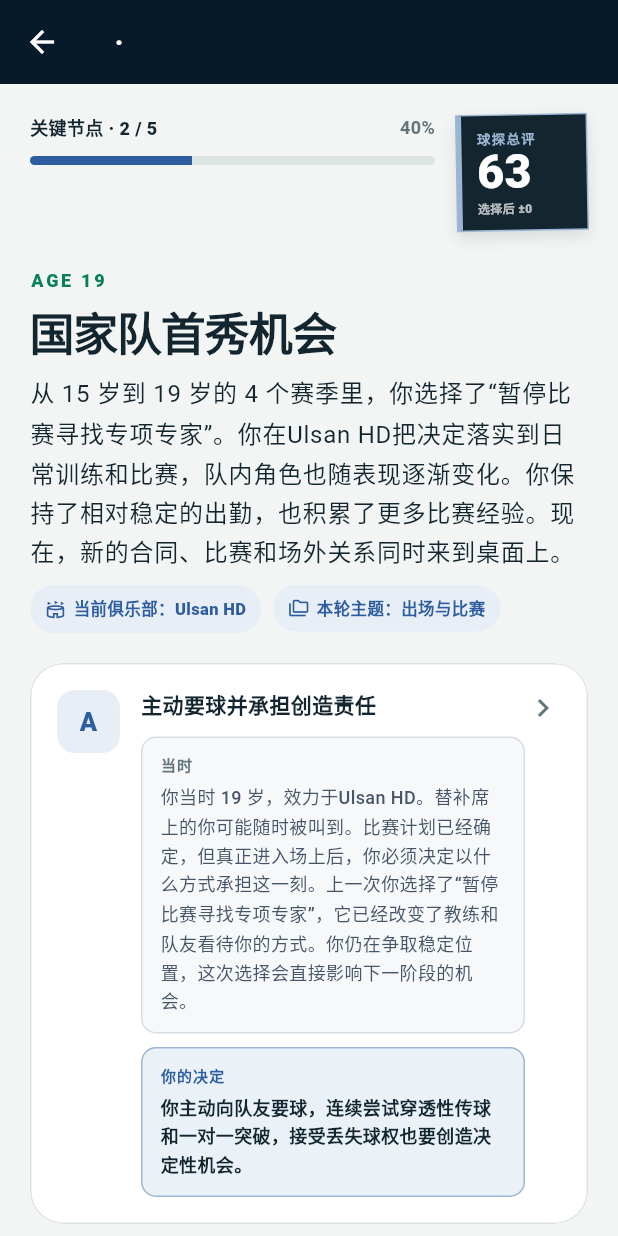
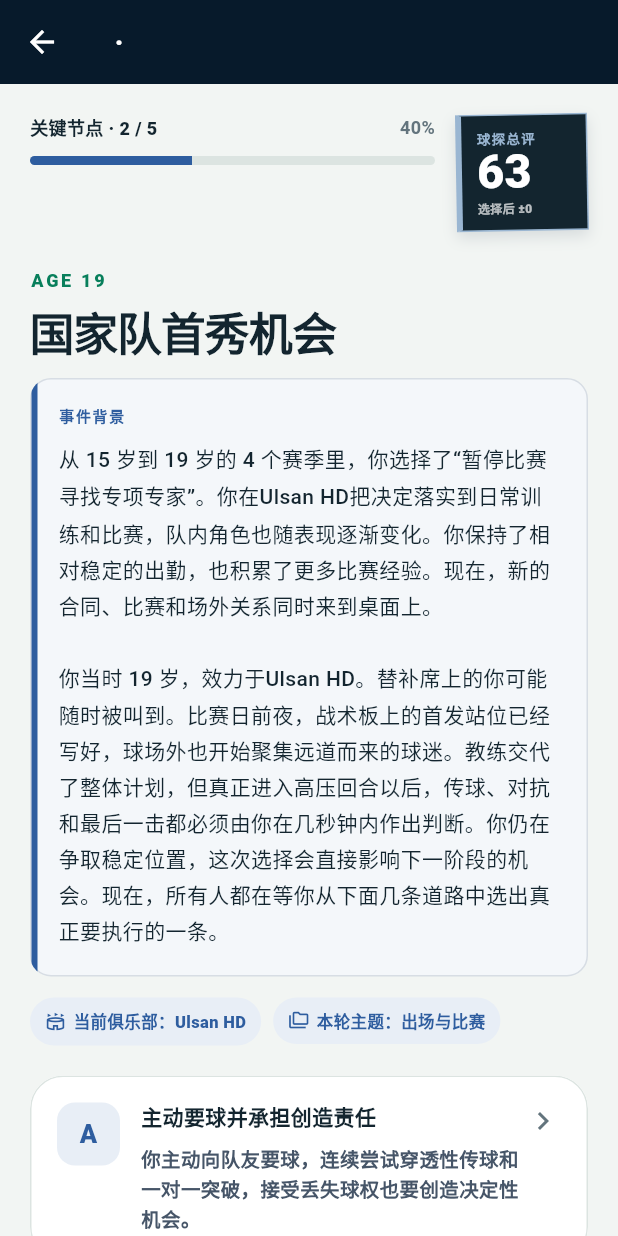
Before and after one commit to AullChen/player-simulator, a Flutter app: the LifeModeScreen screen opened directly with empty values, after a tap on an icon or button, on a phone screen of 412 x 824 dp. Run offline on Flutter 3.47's test engine with Material 3 defaults, Android fonts, the phone set to English and light mode, and no system bars; our stand-ins replace shared_preferences; missing offline and left inert: dart:html; accounts and stored records are empty.

Commit message:
feat: enrich life stories and trophy records

```diff
--- a/lib/data/probability_sources.dart
+++ b/lib/data/probability_sources.dart
@@ -19,7 +19,7 @@ class ProbabilitySource {
 }
 
 abstract final class ProbabilitySources {
-  static const dataVersion = '2026.07-public-v6';
+  static const dataVersion = '2026.07-public-v7';
 
   static const sources = <ProbabilitySource>[
     ProbabilitySource(
@@ -101,6 +101,15 @@ abstract final class ProbabilitySources {
       appliedTo: ['随机长度模式的伤病、高龄与其他退役原因权重'],
     ),
     ProbabilitySource(
+      id: 'professional-football-career-longevity-2025',
+      title: 'Establishing normal career longevity in professional footballers',
+      publisher: 'Knee Surgery, Sports Traumatology, Arthroscopy',
+      publishedYear: 2025,
+      scope: '4,117 名英格兰前四级联赛男子球员；外场球员平均生涯 11.6 年、门将 12.4 年，高水平与国家队球员生涯更长',
+      url: 'https://pmc.ncbi.nlm.nih.gov/articles/PMC12392379/',
+      appliedTo: ['30 岁前开放生涯退役基准', '能力与职业长度的关系'],
+    ),
+    ProbabilitySource(
       id: 'fifpro-global-employment-report-2016',
       title: 'FIFPRO Global Employment Report 2016',
       publisher: 'FIFPRO',
@@ -167,6 +176,11 @@ abstract final class ProbabilitySources {
   static const severeOffPitchAccidentProxyPerYear =
       professionalMortalityPerPlayerYear * professionalMortalityAccidentShare;
 
+  // Product calibration: younger elite prospects should usually continue.
+  // This multiplier applies after health, workload and action modifiers, while
+  // preserving a non-zero chance of serious injury or other career endings.
+  static const under30RetirementRiskScale = 0.48;
+
   // FIFPRO describes retirement in the early thirties rather than publishing
   // a single global mean. Age 33 is therefore a transparent product anchor:
   // voluntary retirement choices may appear only after this age.
--- a/lib/screens/life_mode_screen.dart
+++ b/lib/screens/life_mode_screen.dart
@@ -123,12 +123,9 @@ class _CareerStage extends StatelessWidget {
           context.tr(stage.titleZh, stage.titleEn),
           style: Theme.of(context).textTheme.displaySmall,
         ),
-        const SizedBox(height: 10),
-        Text(
-          context.tr(stage.contextZh, stage.contextEn),
-          style: Theme.of(context).textTheme.bodyLarge,
-        ),
-        const SizedBox(height: 10),
+        const SizedBox(height: 14),
+        _EventStoryPanel(text: context.tr(stage.contextZh, stage.contextEn)),
+        const SizedBox(height: 14),
         Wrap(
           spacing: 8,
           runSpacing: 8,
@@ -377,6 +374,7 @@ class _ChoiceCard extends StatelessWidget {
       child: Card(
         clipBehavior: Clip.antiAlias,
         child: InkWell(
+          key: ValueKey('life-choice-$index'),
           onTap: onTap,
           child: Padding(
             padding: const EdgeInsets.all(18),
@@ -413,19 +411,15 @@ class _ChoiceCard extends StatelessWidget {
                           height: 1.35,
                         ),
                       ),
-                      const SizedBox(height: 12),
-                      _StoryBeat(
-                        label: context.tr('当时', 'Situation'),
-                        text: context.tr(
-                          choice.backgroundZh,
-                          choice.backgroundEn,
+                      const SizedBox(height: 8),
+                      Text(
+                        context.tr(choice.decisionZh, choice.decisionEn),
+                        style: const TextStyle(
+                          color: Color(0xFF465568),
+                          fontSize: 13,
+                          fontWeight: FontWeight.w600,
+                          height: 1.55,
                         ),
-                      ),
-                      const SizedBox(height: 9),
-                      _StoryBeat(
-                        label: context.tr('你的决定', 'Your decision'),
-                        text: context.tr(choice.decisionZh, choice.decisionEn),
-                        emphasized: true,
                       ),
                     ],
                   ),
@@ -440,52 +434,57 @@ class _ChoiceCard extends StatelessWidget {
   }
 }
 
-class _StoryBeat extends StatelessWidget {
-  const _StoryBeat({
-    required this.label,
-    required this.text,
-    this.emphasized = false,
-  });
+class _EventStoryPanel extends StatelessWidget {
+  const _EventStoryPanel({required this.text});
 
-  final String label;
   final String text;
-  final bool emphasized;
 
   @override
   Widget build(BuildContext context) {
     return Container(
       width: double.infinity,
-      padding: const EdgeInsets.fromLTRB(12, 10, 12, 11),
       decoration: BoxDecoration(
-        color: emphasized ? const Color(0xFFEAF2F8) : const Color(0xFFF7F8FA),
-        borderRadius: BorderRadius.circular(10),
-        border: Border.all(
-          color: emphasized ? const Color(0xFF9AB6D2) : const Color(0xFFD7DDE4),
+        color: const Color(0xFFF4F7FA),
+        borderRadius: BorderRadius.circular(14),
+        border: Border.all(color: const Color(0xFFD7DDE4)),
       ),
-      ),
+      clipBehavior: Clip.antiAlias,
+      child: IntrinsicHeight(
+        child: Row(
+          crossAxisAlignment: CrossAxisAlignment.stretch,
+          children: [
+            Container(width: 4, color: const Color(0xFF2E5D9F)),
+            Expanded(
+              child: Padding(
+                padding: const EdgeInsets.fromLTRB(14, 16, 18, 18),
                 child: Column(
                   crossAxisAlignment: CrossAxisAlignment.start,
                   children: [
                     Text(
-            label,
-            style: TextStyle(
-              color: emphasized ? const Color(0xFF2E5D9F) : AppColors.muted,
+                      context.tr('事件背景', 'EVENT CONTEXT'),
+                      style: const TextStyle(
+                        color: Color(0xFF2E5D9F),
                         fontSize: 10,
                         fontWeight: FontWeight.w900,
-              letterSpacing: 0.7,
+                        letterSpacing: 1.1,
                       ),
                     ),
-          const SizedBox(height: 4),
+                    const SizedBox(height: 8),
                     Text(
                       text,
-            style: TextStyle(
-              color: emphasized ? AppColors.ink : const Color(0xFF465568),
-              fontSize: 12,
-              fontWeight: emphasized ? FontWeight.w700 : FontWeight.w500,
-              height: 1.55,
+                      style: const TextStyle(
+                        color: AppColors.ink,
+                        fontSize: 14,
+                        fontWeight: FontWeight.w500,
+                        height: 1.72,
                       ),
                     ),
                   ],
+                ),
+              ),
+            ),
+          ],
+        ),
       ),
     );
   }
--- a/lib/services/life_simulator.dart
+++ b/lib/services/life_simulator.dart
@@ -117,8 +117,6 @@ class LifeChoice {
     required this.theme,
     required this.titleZh,
     required this.titleEn,
-    required this.backgroundZh,
-    required this.backgroundEn,
     required this.decisionZh,
     required this.decisionEn,
     required this.retirementProbability,
@@ -134,8 +132,6 @@ class LifeChoice {
   final LifeEventTheme theme;
   final String titleZh;
   final String titleEn;
-  final String backgroundZh;
-  final String backgroundEn;
   final String decisionZh;
   final String decisionEn;
   final double retirementProbability;
@@ -271,6 +267,7 @@ class LifeSimulator {
   final List<LifeDecision> decisions = [];
   final List<TransferRecord> _transfers = [];
   final List<InjurySpell> _injuries = [];
+  final List<_LifeChampionship> _championships = [];
   final List<_LifeCheckpoint> _checkpoints = [];
 
   late PlayerAttributes attributes;
@@ -402,6 +399,7 @@ class LifeSimulator {
     }
     if (choice.actionId != 'voluntary_retirement') {
       _maybeRecordInjury(stage, choice);
+      _maybeRecordChampionships(stage, choice);
     }
     decisions.add(
       LifeDecision(stage: stage, choice: choice, club: _currentClub.name),
@@ -427,7 +425,7 @@ class LifeSimulator {
         club: _currentClub.name,
         attributes: attributes,
         overallRating: overallRating,
-        eventZh: choice.titleZh,
+        eventZh: _eventWithChampionships(stage.age, choice.titleZh),
       ),
     );
 
@@ -457,7 +455,10 @@ class LifeSimulator {
         CareerChapter(
           age: decisions[index].stage.age,
           club: decisions[index].club,
-          event: decisions[index].choice.titleZh,
+          event: _eventWithChampionships(
+            decisions[index].stage.age,
+            decisions[index].choice.titleZh,
+          ),
           rating: _chapterRating(index, initialRating, peakRating),
         ),
     ];
@@ -484,7 +485,6 @@ class LifeSimulator {
     final nationalCaps = reputation < 48
         ? 0
         : min(careerYears * 12, ((reputation - 43) * 1.9).round());
-    final championships = max(0, (reputation + peakRating - 115) ~/ 12);
     final totalFees = _transfers.fold<double>(
       0,
       (total, transfer) => total + transfer.feeMillions,
@@ -508,7 +508,7 @@ class LifeSimulator {
       transferCount: _transfers.length,
       totalTransferFeeMillions: double.parse(totalFees.toStringAsFixed(1)),
       championships: [
-        for (var index = 0; index < championships; index++) '重要赛事冠军 ×1',
+        for (final championship in _championships) championship.labelZh,
       ],
       personalHonors: [
         if (reputation >= 65) '联赛最佳阵容',
@@ -645,8 +645,8 @@ class LifeSimulator {
       scenarioId: scenario.id,
       titleZh: scenario.titleZh,
       titleEn: scenario.titleEn,
-      contextZh: _stageContextZh(index, age),
-      contextEn: _stageContextEn(index, age),
+      contextZh: _eventBackgroundZh(index, age, scenario),
+      contextEn: _eventBackgroundEn(index, age, scenario),
       candidatePoolSize: raw.length,
       eligiblePoolSize: eligible.length,
       choices: [
@@ -657,8 +657,6 @@ class LifeSimulator {
             theme: candidate.scenario.theme,
             titleZh: _choiceTitleZh(candidate),
             titleEn: _choiceTitleEn(candidate),
-            backgroundZh: _choiceBackgroundZh(candidate, age),
-            backgroundEn: _choiceBackgroundEn(candidate, age),
             decisionZh: _decisionStoryZh(candidate),
             decisionEn: _decisionStoryEn(candidate),
             retirementProbability: _retirementProbabilityForAction(
@@ -744,18 +742,24 @@ class LifeSimulator {
     return summary;
   }
 
-  String _choiceBackgroundZh(LifeCandidate candidate, int age) {
-    final stakes = switch (candidate.scenario.theme) {
-      LifeEventTheme.training => '教练组只给出一个训练周期来检验改变，下一阶段的定位取决于你如何使用这段时间。',
-      LifeEventTheme.health => '队医、教练和你对风险的判断并不一致，眼前的出场机会与长期恢复发生了冲突。',
-      LifeEventTheme.club => '合同、出场顺位和外部报价同时摆到桌面上，经纪人要求你在窗口关闭前作出明确答复。',
-      LifeEventTheme.match => '比赛计划已经确定，但真正进入场上后，你必须决定以什么方式承担这一刻。',
-      LifeEventTheme.publicLife => '场外的回应会被队友、俱乐部和公众同时看见，也会改变接下来彼此合作的方式。',
+  String _eventBackgroundZh(int index, int age, LifeScenarioSeed scenario) {
+    final scene = switch (scenario.theme) {
+      LifeEventTheme.training =>
+        '清晨的录像室里还留着上一场比赛的剪辑，训练场边已经摆好额外器材。助理教练把未来几周的计划摊开，'
+            '说明一线队只会用一个训练周期检验改变，下一阶段的定位取决于你怎样分配训练与恢复。',
+      LifeEventTheme.health =>
+        '训练结束后，队医把检查影像、疼痛反馈和接下来的赛程放在同一张桌上。医疗组、教练和你对风险的判断并不一致，'
+            '周末的名单近在眼前，眼前的出场机会与几个月后的身体状态发生了正面冲突。',
+      LifeEventTheme.club =>
+        '转会窗口进入倒计时，训练基地楼上的会议室连续亮了几个晚上。合同年限、出场顺位和外部报价同时摆到桌面上，'
+            '教练强调球队计划，经纪人则要求你在窗口关闭前给出一份不会被误解的明确答复。',
+      LifeEventTheme.match =>
+        '比赛日前夜，战术板上的首发站位已经写好，球场外也开始聚集远道而来的球迷。教练交代了整体计划，'
+            '但真正进入高压回合以后，传球、对抗和最后一击都必须由你在几秒钟内作出判断。',
+      LifeEventTheme.publicLife =>
+        '第二天的训练尚未开始，采访邀约、队内消息和社交媒体讨论已经一起涌来。更衣室里有人等你解释，俱乐部公关也准备好了口径，'
+            '而你的回应会被队友、管理层和公众同时看见，并改变接下来彼此合作的方式。',
     };
-    final continuity = decisions.isEmpty
-        ? '这是你进入一线队后第一次必须亲自签字确认的决定。'
-        : '上一次你选择了“${decisions.last.choice.titleZh}”，'
-              '它已经改变了教练和队友看待你的方式。';
     final status = switch ((overallRating, age, _injuries.isNotEmpty)) {
       (>= 85, _, _) => '你正处在世界级表现区间，任何决定都会被当作核心球员的表态。',
       (>= 76, _, _) => '你已经进入主力竞争的上游，俱乐部希望你承担更多责任。',
@@ -765,33 +769,43 @@ class LifeSimulator {
         '你已经越过多数职业球员的常见退役区间，每个新赛季都需要重新评估代价。',
       _ => '你仍在争取稳定位置，这次选择会直接影响下一阶段的机会。',
     };
-    return '你当时 $age 岁，效力于${_currentClub.name}。'
-        '${candidate.scenario.contextZh}$stakes$continuity$status';
-  }
-
-  String _choiceBackgroundEn(LifeCandidate candidate, int age) {
-    final stakes = switch (candidate.scenario.theme) {
+    final recentHonor = _championships.isEmpty
+        ? ''
+        : '更衣室里仍保留着你随${_championships.last.club}赢得'
+              '${_championships.last.competition}后的记忆，但过去的冠军不会替你完成眼前的决定。';
+    return '${_stageContextZh(index, age)}\n\n'
+        '你当时 $age 岁，效力于${_currentClub.name}。${scenario.contextZh}$scene'
+        '$status$recentHonor现在，所有人都在等你从下面几条道路中选出真正要执行的一条。';
+  }
+
+  String _eventBackgroundEn(int index, int age, LifeScenarioSeed scenario) {
+    final scene = switch (scenario.theme) {
       LifeEventTheme.training =>
-        'The staff will judge the change over one training cycle, and your '
-            'next role depends on how you use it.',
+        'The previous match is still looping in the early-morning video room, '
+            'while extra equipment waits beside the training pitch. The staff '
+            'will judge any change over one training cycle, so your next role '
+            'depends on how you divide work and recovery.',
       LifeEventTheme.health =>
-        'You, the doctor and the coach read the risk differently, putting an '
-            'immediate opportunity against long-term recovery.',
+        'After training, the doctor lays scans, pain reports and the coming '
+            'fixtures on one table. You, the medical staff and the coach read '
+            'the risk differently, placing this weekend against the condition '
+            'of your body months from now.',
       LifeEventTheme.club =>
-        'Contract terms, squad order and outside interest are all on the '
-            'table, and your agent needs an answer before the window closes.',
+        'With the transfer window counting down, the meeting room above the '
+            'training ground has stayed lit for several nights. Contract terms, '
+            'squad order and outside offers are all on the table, and your agent '
+            'needs an answer that cannot be mistaken before the deadline.',
       LifeEventTheme.match =>
-        'The match plan is set, but once play begins you must decide how to '
-            'carry this moment.',
+        'On the eve of the match, the starting shape is already written on the '
+            'tactics board and travelling supporters are gathering outside. '
+            'The plan is set, but the pass, duel or final touch under pressure '
+            'will still be yours to judge in a few seconds.',
       LifeEventTheme.publicLife =>
-        'Teammates, the club and the public will all see the response, which '
-            'will shape how you work together next.',
+        'Before the next session begins, interview requests, dressing-room '
+            'messages and online debate arrive together. Teammates want an '
+            'explanation and the club has prepared its line, but everyone will '
+            'see your response and remember how you chose to handle it.',
     };
-    final continuity = decisions.isEmpty
-        ? 'This is the first first-team decision that requires your own '
-              'explicit approval.'
-        : 'Your previous choice—“${decisions.last.choice.titleEn}”—has already '
-              'changed how the staff and dressing room read your intentions.';
     final status = switch ((overallRating, age, _injuries.isNotEmpty)) {
       (>= 85, _, _) =>
         'You are performing at world-class level, so every choice is read as '
@@ -809,8 +823,16 @@ class LifeSimulator {
         'You are still fighting for a stable place, and this decision will '
             'shape the next opportunity.',
     };
-    return 'You are $age and playing for ${_currentClub.name}. '
-        '${candidate.scenario.contextEn} $stakes $continuity $status';
+    final recentHonor = _championships.isEmpty
+        ? ''
+        : ' The dressing room still remembers winning the '
+              '${_championships.last.competition} with '
+              '${_championships.last.club}, but that medal cannot make this '
+              'decision for you.';
+    return '${_stageContextEn(index, age)}\n\n'
+        'You are $age and playing for ${_currentClub.name}. '
+        '${scenario.contextEn} $scene $status$recentHonor Everyone now waits '
+        'for you to choose one course below and carry it through.';
   }
 
   String _decisionStoryZh(LifeCandidate candidate) {
@@ -1131,6 +1153,162 @@ class LifeSimulator {
     );
   }
 
+  void _maybeRecordChampionships(LifeStage stage, LifeChoice choice) {
+    if (stage.age < 17) return;
+    final clubStrength = switch (_currentClub.level) {
+      1 => 1.0,
+      2 => 0.72,
+      3 => 0.45,
+      _ => 0.18,
+    };
+    final ability = ((overallRating - 58) / 34).clamp(0.0, 1.0);
+    final reputation = ((attributes[PlayerAttribute.reputation] - 40) / 45)
+        .clamp(0.0, 1.0);
+    final season = _seasonForAge(stage.age);
+    final injuredThisSeason =
+        _injuries.isNotEmpty && _injuries.last.season == season;
+    final availability = injuredThisSeason ? 0.72 : 1.0;
+    final matchMomentum =
+        choice.theme == LifeEventTheme.match &&
+            const {'creative', 'lead', 'hero'}.contains(choice.actionId)
+        ? 0.025
+        : 0.0;
+
+    _rollChampionship(
+      age: stage.age,
+      season: season,
+      competition: _leagueCompetition(_currentClub.country),
+      probability:
+          (0.035 +
+              clubStrength * 0.29 +
+              ability * 0.09 +
+              reputation * 0.04 +
+              matchMomentum) *
+          availability,
+    );
+    _rollChampionship(
+      age: stage.age,
+      season: season,
+      competition: _cupCompetition(_currentClub.country),
+      probability:
+          (0.025 + clubStrength * 0.12 + ability * 0.055 + matchMomentum) *
+          availability,
+    );
+    if (_currentClub.level <= 3) {
+      _rollChampionship(
+        age: stage.age,
+        season: season,
+        competition: _continentalCompetition(_currentClub.country),
+        probability:
+            (0.004 +
+                clubStrength * 0.07 +
+                ability * 0.035 +
+                matchMomentum / 2) *
+            availability,
+      );
+    }
+  }
+
+  void _rollChampionship({
+    required int age,
+    required String season,
+    required String competition,
+    required double probability,
+  }) {
+    if (_random.nextDouble() >= probability.clamp(0.0, 0.55)) return;
+    final championship = _LifeChampionship(
+      age: age,
+      season: season,
+      club: _currentClub.name,
+      competition: competition,
+    );
+    if (_championships.any(
+      (item) =>
+          item.season == championship.season &&
+          item.club == championship.club &&
+          item.competition == championship.competition,
+    )) {
+      return;
+    }
+    _championships.add(championship);
+  }
+
+  String _eventWithChampionships(int age, String event) {
+    final competitions = _championships
+        .where((item) => item.age == age)
+        .map((item) => item.competition)
+        .toList();
+    if (competitions.isEmpty) return event;
+    return '$event；随${_championships.firstWhere((item) => item.age == age).club}'
+        '赢得${competitions.join('、')}冠军';
+  }
+
+  String _seasonForAge(int age) {
+    final birthYear = 2011 - _stageAges.first;
+    final year = birthYear + age;
+    return '$year/${year + 1}';
+  }
+
+  String _leagueCompetition(String country) => switch (country) {
+    '英格兰' => '英格兰超级联赛',
+    '西班牙' => '西班牙足球甲级联赛',
+    '德国' => '德国足球甲级联赛',
+    '法国' => '法国足球甲级联赛',
+    '意大利' => '意大利足球甲级联赛',
+    '葡萄牙' => '葡萄牙超级联赛',
+    '奥地利' => '奥地利足球甲级联赛',
+    '巴西' => '巴西足球甲级联赛',
+    '阿根廷' => '阿根廷足球甲级联赛',
+    '美国' => '美国职业足球大联盟',
+    '墨西哥' => '墨西哥足球超级联赛',
+    '日本' => '日本J1联赛',
+    '韩国' => '韩国K联赛1',
+    '沙特阿拉伯' => '沙特职业联赛',
+    '阿联酋' => '阿联酋职业联赛',
+    '埃及' => '埃及超级联赛',
+    '摩洛哥' => '摩洛哥足球甲级联赛',
+    '南非' => '南非足球超级联赛',
+    '突尼斯' => '突尼斯足球甲级联赛',
+    '新西兰' => '新西兰全国联赛',
+    _ => '$country顶级联赛',
+  };
+
+  String _cupCompetition(String country) => switch (country) {
+    '英格兰' => '英格兰足总杯',
+    '西班牙' => '西班牙国王杯',
+    '德国' => '德国足协杯',
+    '法国' => '法国杯',
+    '意大利' => '意大利杯',
+    '葡萄牙' => '葡萄牙杯',
+    '奥地利' => '奥地利杯',
+    '巴西' => '巴西杯',
+    '阿根廷' => '阿根廷杯',
+    '美国' => '美国公开杯',
+    '墨西哥' => '墨西哥冠军杯',
+    '日本' => '日本天皇杯',
+    '韩国' => '韩国杯',
+    '沙特阿拉伯' => '沙特国王杯',
+    '阿联酋' => '阿联酋总统杯',
+    '埃及' => '埃及杯',
+    '摩洛哥' => '摩洛哥王座杯',
+    '南非' => '南非足总杯',
+    '突尼斯' => '突尼斯杯',
+    '新西兰' => '新西兰查塔姆杯',
+    _ => '$country全国杯赛',
+  };
+
+  String _continentalCompetition(String country) {
+    return switch (FootballCatalog.confederationForCountry(country)) {
+      'UEFA' => '欧洲冠军联赛',
+      'CONMEBOL' => '南美解放者杯',
+      'Concacaf' => '中北美洲及加勒比海冠军杯',
+      'AFC' => '亚足联冠军精英联赛',
+      'CAF' => '非洲冠军联赛',
+      'OFC' => '大洋洲冠军联赛',
+      _ => '洲际俱乐部冠军赛',
+    };
+  }
+
   void _maybeRecordInjury(LifeStage stage, LifeChoice choice) {
     final base =
         injuryRisk +
@@ -1139,11 +1317,9 @@ class LifeSimulator {
     final themeBonus = choice.theme == LifeEventTheme.health ? 14 : 0;
     if (_random.nextInt(240) >= base + themeBonus) return;
     final days = 7 + _random.nextInt(55) + injuryRisk ~/ 3;
-    final birthYear = 2011 - _stageAges.first;
-    final year = birthYear + stage.age;
     _injuries.add(
       InjurySpell(
-        season: '$year/${year + 1}',
+        season: _seasonForAge(stage.age),
         type: _injuryTypes[_random.nextInt(_injuryTypes.length)],
         daysAbsent: days,
         matchesMissed: max(1, (days / 7 * 1.4).round()),
@@ -1189,11 +1365,12 @@ class LifeSimulator {
     final projectedTrainingLoad = (trainingLoad + action.trainingLoadDelta)
         .clamp(0, 100);
     var probability = switch (age) {
-      <= 20 => 0.008,
-      <= 24 => 0.012,
-      <= 27 => 0.020,
-      <= 30 => 0.045,
-      <= 32 => 0.090,
+      <= 20 => 0.003,
+      <= 24 => 0.004,
+      <= 27 => 0.007,
+      <= 29 => 0.012,
+      <= 30 => 0.035,
+      <= 32 => 0.075,
       <= 34 => 0.160,
       <= 36 => 0.260,
       <= 38 => 0.380,
@@ -1224,6 +1401,9 @@ class LifeSimulator {
         action.id == 'report' ||
         action.id == 'specialist') {
       probability *= 0.68;
+    }
+    if (age < 30) {
+      probability *= ProbabilitySources.under30RetirementRiskScale;
     }
     return probability.clamp(0.001, age >= 56 ? 0.96 : 0.93).toDouble();
   }
@@ -1636,6 +1816,22 @@ const _voluntaryRetirementAction = LifeActionSeed(
 
 const _injuryTypes = ['肌肉拉伤', '脚踝扭伤', '膝部炎症', '腿筋伤势', '撞击伤'];
 
+class _LifeChampionship {
+  const _LifeChampionship({
+    required this.age,
+    required this.season,
+    required this.club,
+    required this.competition,
+  });
+
+  final int age;
+  final String season;
+  final String club;
+  final String competition;
+
+  String get labelZh => '$age 岁 · $season 赛季 · $club · $competition冠军';
+}
+
 class _LifeCheckpoint {
   const _LifeCheckpoint({
     required this.age,
```
Also changed, not shown: 6 other files. Lines whose indentation alone changed are shown as unchanged.
